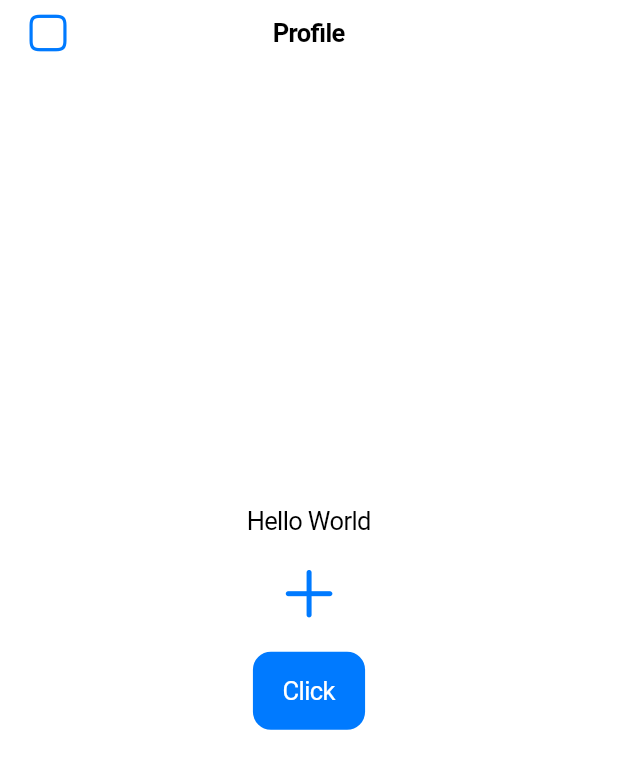
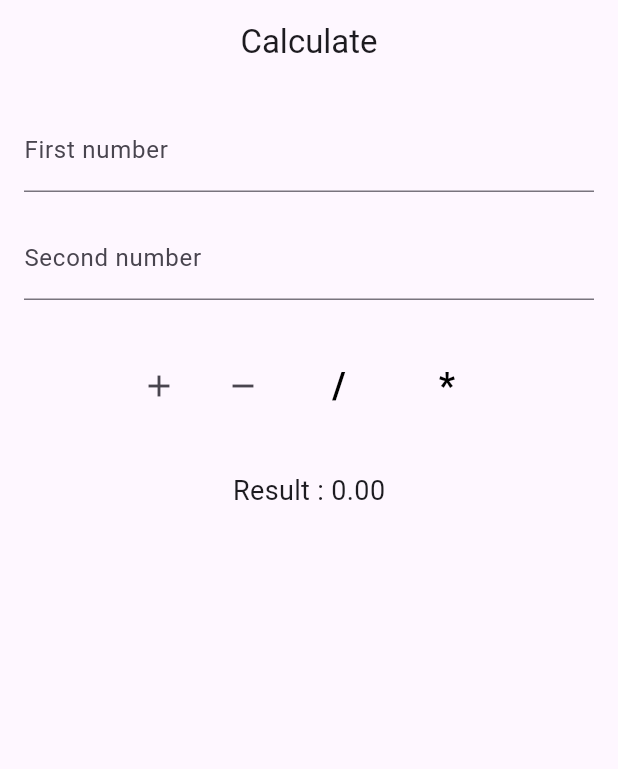
Before and after one commit to MdFarhadHossenImon/firstappofmine, a Flutter app: the screen it shows after launch, on a phone screen of 412 x 824 dp. Shown: the top 769 px of the screen. Run offline on Flutter 3.47's test engine with Material 3 defaults, Android fonts, the phone set to English and light mode, and no system bars.

Commit message:
S
class 2 m-12

```diff
--- /dev/null
+++ b/lib/home_screen.dart
@@ -0,0 +1,162 @@
+import 'package:firstappofmine/sum_app.dart';
+import 'package:flutter/material.dart';
+
+class HomeScreen extends StatefulWidget {
+  const HomeScreen({super.key});
+
+  @override
+  State<HomeScreen> createState() => _HomeScreenState();
+}
+
+class _HomeScreenState extends State<HomeScreen> {
+  final TextEditingController _firstNumTEController = TextEditingController();
+  final TextEditingController _secondNumTEController = TextEditingController();
+  final GlobalKey<FormState> _formKey = GlobalKey<FormState>();
+
+  double _result = 0;
+
+  @override
+  Widget build(BuildContext context) {
+    return Scaffold(
+      appBar: AppBar(
+        title: const Text('Calculate'),
+        centerTitle: true,
+      ),
+      body: Padding(
+        padding: const EdgeInsets.all(16),
+        child: Form(
+          key: _formKey,
+          child: Column(
+            children: [
+              TextFormField(
+                controller: _firstNumTEController,
+                keyboardType: TextInputType.number,
+                decoration: const InputDecoration(
+                  hintText: 'First number',
+                  labelText: 'First number',
+                ),
+                validator: (String? value) {
+                  if (value == null || value.isEmpty) {
+                    return 'Enter a value';
+                  }
+                  return null;
+                },
+              ),
+              const SizedBox(height: 16),
+              TextFormField(
+                controller: _secondNumTEController,
+                keyboardType: TextInputType.number,
+                decoration: const InputDecoration(
+                  hintText: 'Second number',
+                  labelText: 'Second number',
+                ),
+                validator: (String? value) {
+                  if (value?.isEmpty ?? true) {
+                    return 'Enter a value';
+                  }
+                  return null;
+                },
+              ),
+              const SizedBox(height: 24),
+              _buildButtonBar(),
+              const SizedBox(height: 24),
+              Text(
+                'Result : ${_result.toStringAsFixed(2)}',
+                style: const TextStyle(fontSize: 18),
+              )
+            ],
+          ),
+        ),
+      ),
+    );
+  }
+
+  Widget _buildButtonBar() {
+    return ButtonBar(
+      alignment: MainAxisAlignment.center,
+      children: [
+        IconButton(
+          onPressed: _onTapAddButton,
+          icon: const Icon(Icons.add),
+        ),
+        IconButton(
+          onPressed: _onTapSubtractButton,
+          icon: const Icon(Icons.remove),
+        ),
+        TextButton(
+          onPressed: _onTapDivideButton,
+          child: const Text(
+            '/',
+            style: TextStyle(
+                color: Colors.black, fontWeight: FontWeight.bold, fontSize: 24),
+          ),
+        ),
+        TextButton(
+          onPressed: _onTapMultiplyButton,
+          child: const Text(
+            '*',
+            style: TextStyle(
+                color: Colors.black, fontWeight: FontWeight.bold, fontSize: 24),
+          ),
+        ),
+      ],
+    );
+  }
+
+  void _onTapAddButton() {
+    if (_formKey.currentState!.validate()) {
+      double firstNum = double.tryParse(_firstNumTEController.text) ?? 0;
+      double secondNum = double.tryParse(_secondNumTEController.text) ?? 0;
+      _result = firstNum + secondNum;
+      setState(() {});
+    }
+  }
+
+  void _onTapSubtractButton() {
+    if (_formKey.currentState!.validate() == false) {
+      return;
+    }
+    double firstNum = double.tryParse(_firstNumTEController.text) ?? 0;
+    double secondNum = double.tryParse(_secondNumTEController.text) ?? 0;
+    _result = firstNum - secondNum;
+    setState(() {});
+  }
+
+  void _onTapDivideButton() {
+    if (_formKey.currentState!.validate() == false) {
+      return;
+    }
+    double firstNum = double.tryParse(_firstNumTEController.text) ?? 0;
+    double secondNum = double.tryParse(_secondNumTEController.text) ?? 0;
+    _result = firstNum / secondNum;
+    setState(() {});
+  }
+
+  void _onTapMultiplyButton() {
+    if (_formKey.currentState!.validate() == false) {
+      return;
+    }
+
+    double firstNum = double.tryParse(_firstNumTEController.text) ?? 0;
+    double secondNum = double.tryParse(_secondNumTEController.text) ?? 0;
+    _result = firstNum * secondNum;
+    setState(() {});
+  }
+
+  bool _validateTextFields() {
+    if (_firstNumTEController.text.isEmpty) {
+      return false;
+    }
+    if (_secondNumTEController.text.isEmpty) {
+      return false;
+    }
+    return true;
+  }
+
+  @override
+  void dispose() {
+    _firstNumTEController.dispose();
+    _secondNumTEController.dispose();
+    super.dispose();
+  }
+}
--- a/lib/main.dart
+++ b/lib/main.dart
@@ -1,86 +1,6 @@
-// Current SDK version: 3.22.1
 import 'package:flutter/cupertino.dart';
-import 'package:flutter/material.dart';
-import 'package:my_flutter_app/profile_page.dart';
-
-
-// TextField
+import 'package:firstappofmine/sum_app.dart';
 
 void main() {
-  runApp(IntroApp());
+  runApp(const SumApp());
 }
-
-class IntroApp extends StatelessWidget {
-  const IntroApp({super.key});
-
-  @override
-  Widget build(BuildContext context) {
-    return CupertinoApp(
-      debugShowCheckedModeBanner: true,
-      home: ProfilePage(),
-      title: 'Intro app',
-      // theme: ThemeData(
-      //     brightness: Brightness.light,
-      //     appBarTheme: AppBarTheme(
-      //         backgroundColor: Colors.pink,
-      //         titleTextStyle: TextStyle(
-      //             color: Colors.white,
-      //             fontSize: 22,
-      //             fontWeight: FontWeight.w700,
-      //             letterSpacing: 1.2)),
-      //     textButtonTheme: TextButtonThemeData(
-      //         style: TextButton.styleFrom(
-      //             foregroundColor: Colors.pink,
-      //             textStyle:
-      //                 TextStyle(fontSize: 16, fontWeight: FontWeight.w700))),
-      //     inputDecorationTheme: InputDecorationTheme(
-      //       border: OutlineInputBorder(
-      //           borderRadius: BorderRadius.circular(8),
-      //           borderSide: BorderSide(color: Colors.green, width: 2)),
-      //       disabledBorder: OutlineInputBorder(
-      //           borderRadius: BorderRadius.circular(8),
-      //           borderSide: BorderSide(color: Colors.green, width: 2)),
-      //       focusedBorder: OutlineInputBorder(
-      //           borderRadius: BorderRadius.circular(8),
-      //           borderSide: BorderSide(color: Colors.blueAccent, width: 2)),
-      //       labelStyle: TextStyle(fontSize: 16),
-      //       hintStyle: TextStyle(color: Colors.purple.shade200),
-      //     ),
-      //     textTheme: TextTheme(bodySmall: TextStyle(fontSize: 28))),
-      // darkTheme: ThemeData(
-      //     brightness: Brightness.dark,
-      //     appBarTheme: AppBarTheme(
-      //         backgroundColor: Colors.green,
-      //         titleTextStyle: TextStyle(
-      //             color: Colors.white,
-      //             fontSize: 22,
-      //             fontWeight: FontWeight.w700,
-      //             letterSpacing: 1.2)),
-      //     textButtonTheme: TextButtonThemeData(
-      //         style: TextButton.styleFrom(
-      //             foregroundColor: Colors.green,
-      //             textStyle:
-      //                 TextStyle(fontSize: 16, fontWeight: FontWeight.w700))),
-      //     inputDecorationTheme: InputDecorationTheme(
-      //       border: OutlineInputBorder(
-      //           borderRadius: BorderRadius.circular(8),
-      //           borderSide: BorderSide(color: Colors.green, width: 2)),
-      //       disabledBorder: OutlineInputBorder(
-      //           borderRadius: BorderRadius.circular(8),
-      //           borderSide: BorderSide(color: Colors.green, width: 2)),
-      //       focusedBorder: OutlineInputBorder(
-      //           borderRadius: BorderRadius.circular(8),
-      //           borderSide: BorderSide(color: Colors.blueAccent, width: 2)),
-      //       labelStyle: TextStyle(fontSize: 16),
-      //       hintStyle: TextStyle(color: Colors.purple.shade200),
-      //     ),
-      //     textTheme: TextTheme(
-      //         bodySmall: TextStyle(fontSize: 20),
-      //         titleLarge: TextStyle(fontSize: 28, fontWeight: FontWeight.w700),
-      //         titleMedium: TextStyle(fontSize: 24, fontWeight: FontWeight.w600),
-      //         titleSmall:
-      //             TextStyle(fontSize: 18, fontWeight: FontWeight.w600))),
-      // themeMode: ThemeMode.dark,
-    );
-  }
-}
--- a/lib/profile_page.dart
+++ /dev/null
@@ -1,36 +0,0 @@
-import 'package:flutter/cupertino.dart';
-
-
-class ProfilePage extends StatelessWidget {
-  const ProfilePage({super.key});
-
-  @override
-  Widget build(BuildContext context) {
-    return CupertinoPageScaffold(
-      navigationBar: CupertinoNavigationBar(
-        middle: Text('Profile'),
-        leading: Icon(CupertinoIcons.app),
-      ),
-      // child: Column(
-      //   children: [
-      //     Text(
-      //       'This is cupertino design system',
-      //       style: TextStyle(color: Colors.green),
-      //     ),
-      //   ],
-      // ),
-      child: Center(
-        child: Column(
-          mainAxisAlignment: MainAxisAlignment.center,
-          children: [
-            Text('Hello World'),
-            SizedBox(height: 16),
-            Icon(CupertinoIcons.add, size: 45,),
-            SizedBox(height: 16),
-            CupertinoButton.filled(child: Text('Click'), onPressed: () {}),
-          ],
-        ),
-      ),
-    );
-  }
-}
--- /dev/null
+++ b/lib/sum_app.dart
@@ -0,0 +1,13 @@
+import 'package:flutter/material.dart';
+import 'package:firstappofmine/home_screen.dart';
+
+class SumApp extends StatelessWidget {
+  const SumApp({super.key});
+
+  @override
+  Widget build(BuildContext context) {
+    return const MaterialApp(
+      home: HomeScreen(),
+    );
+  }
+}
--- a/pubspec.yaml
+++ b/pubspec.yaml
@@ -1,4 +1,4 @@
-name: my_flutter_app
+name: 'firstappofmine'
 description: A new Flutter project.
 environment:
   sdk: '>=3.4.0 <4.0.0'
@@ -8,6 +8,7 @@ analyzer:
 dependencies:
   flutter:
     sdk: flutter
+  device_preview: ^1.2.0
   material: any  # Always use the latest available version
 # The following line prevents the package from being accidentally published to
 # pub.dev using `flutter pub publish`. This is preferred for private packages.
```
Also changed, not shown: lib/home.dart (deleted, +0 -106 lines), lib/settings_screen.dart (deleted, +0 -17 lines), pubspec.lock.
